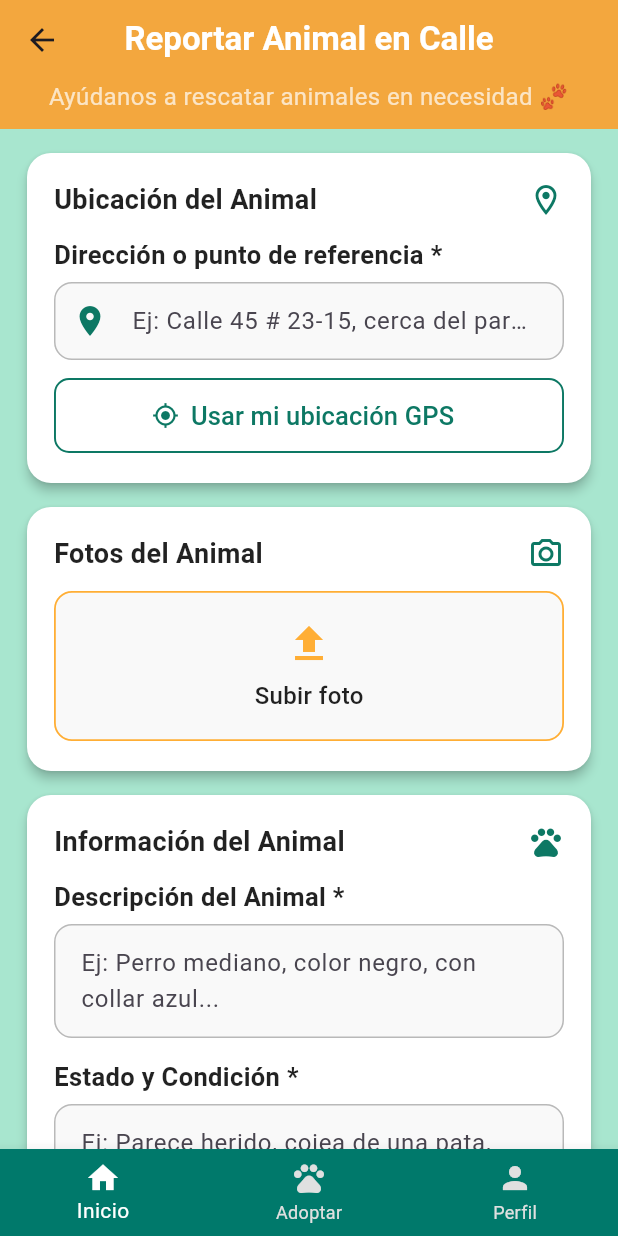
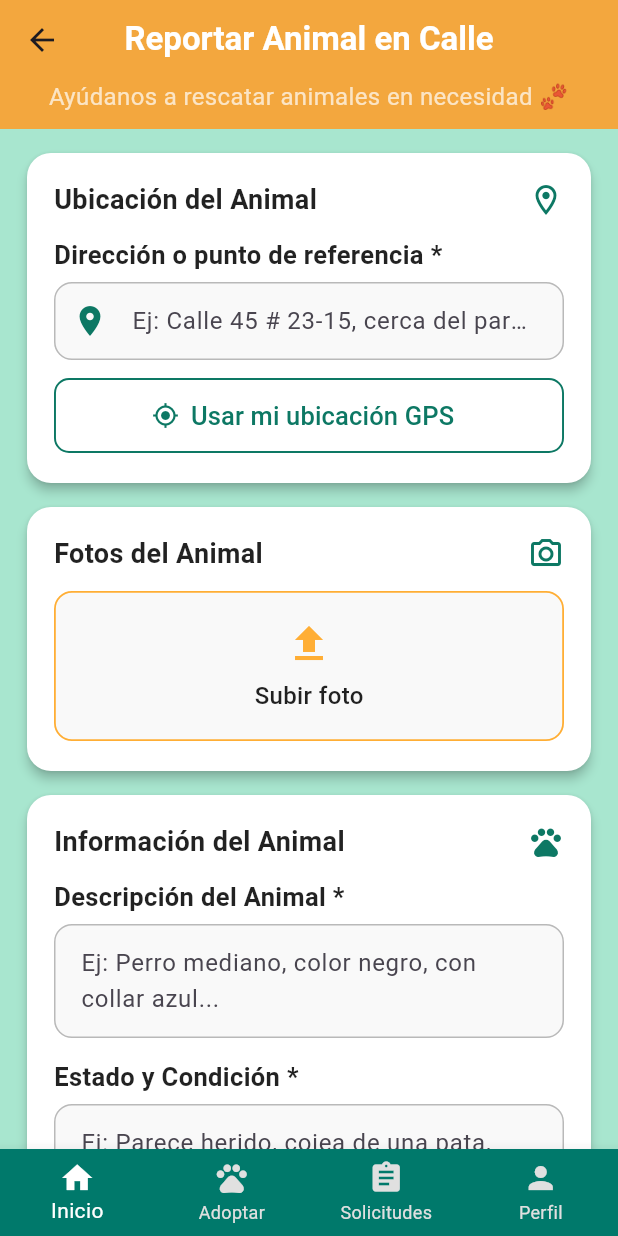
Before and after one commit to luaroca/HuellitAPPmovil, a Flutter app: the MainNavigationView screen opened directly with empty values, after a tap on "Reportar Animal", on a phone screen of 412 x 824 dp. Run offline on Flutter 3.47's test engine with Material 3 defaults, Android fonts, the phone set to English and light mode, and no system bars; our stand-ins replace cloud_firestore, firebase_auth, firebase_core, geocoding, geolocator, get; accounts and stored records are empty.

Commit message:
solicitar adopcion mascota

```diff
--- /dev/null
+++ b/lib/vistas/Solicitudes_UsuarioFM/solicitudes_usuario_View.dart
@@ -0,0 +1,57 @@
+import 'package:flutter/material.dart';
+import 'package:cloud_firestore/cloud_firestore.dart';
+import 'package:firebase_auth/firebase_auth.dart';
+import 'package:huellitas/modelos/mascota_model.dart';
+
+class SolicitudesUsuarioView extends StatelessWidget {
+  const SolicitudesUsuarioView({Key? key}) : super(key: key);
+
+  @override
+  Widget build(BuildContext context) {
+    final uid = FirebaseAuth.instance.currentUser?.uid;
+    final ref = FirebaseFirestore.instance
+        .collection('mascotas')
+        .where('adoptada', isEqualTo: true)
+        .where('solicitudUid', isEqualTo: uid);
+
+    return Scaffold(
+      appBar: AppBar(
+        title: const Text('Mis Solicitudes de Adopción'),
+        backgroundColor: const Color(0xFF4DB6AC),
+      ),
+      body: StreamBuilder<QuerySnapshot>(
+        stream: ref.snapshots(),
+        builder: (context, snapshot) {
+          if (!snapshot.hasData) {
+            return const Center(child: CircularProgressIndicator());
+          }
+          final docs = snapshot.data!.docs;
+          if (docs.isEmpty) {
+            return const Center(child: Text('No tienes solicitudes confirmadas.'));
+          }
+
+          return ListView.builder(
+            itemCount: docs.length,
+            itemBuilder: (context, index) {
+              final mascota = MascotaModel.fromMap({
+                ...docs[index].data() as Map<String, dynamic>,
+                'id': docs[index].id,
+              });
+              return Card(
+                margin: const EdgeInsets.all(12),
+                child: ListTile(
+                  leading: mascota.fotoUrl != null && mascota.fotoUrl!.isNotEmpty
+                      ? Image.network(mascota.fotoUrl!,
+                          width: 56, height: 56, fit: BoxFit.cover)
+                      : const Icon(Icons.pets, size: 56, color: Colors.grey),
+                  title: Text(mascota.nombre),
+                  subtitle: Text('${mascota.tipo} - ${mascota.genero}'),
+                ),
+              );
+            },
+          );
+        },
+      ),
+    );
+  }
+}
--- a/lib/vistas/navegacion/main_navigation_view.dart
+++ b/lib/vistas/navegacion/main_navigation_view.dart
@@ -1,9 +1,11 @@
 import 'package:flutter/material.dart';
 import 'package:firebase_auth/firebase_auth.dart';
 import 'package:cloud_firestore/cloud_firestore.dart';
+import 'package:huellitas/vistas/Solicitudes_UsuarioFM/solicitudes_usuario_View.dart';
 import 'package:huellitas/vistas/adopcion_mascotasfm/adopcion_mascotas_home_view.dart';
 import 'package:huellitas/vistas/home/home_view.dart';
 import 'package:huellitas/vistas/perfil_usuario_frm/perfilusuariovista.dart';
+
 
 class MainNavigationView extends StatefulWidget {
   final String userName;
@@ -17,6 +19,7 @@ class _MainNavigationViewState extends State<MainNavigationView> {
   int _selectedIndex = 0;
 
   final _navigatorKeys = [
+    GlobalKey<NavigatorState>(),
     GlobalKey<NavigatorState>(),
     GlobalKey<NavigatorState>(),
     GlobalKey<NavigatorState>(),
@@ -35,12 +38,20 @@ class _MainNavigationViewState extends State<MainNavigationView> {
           key: _navigatorKeys[1],
           onGenerateRoute: (settings) {
             return MaterialPageRoute(
-              builder: (_) => const MascotasAdopcionView(),  // Aquí carga la vista de adopción
+              builder: (_) => const MascotasAdopcionView(),
             );
           },
         ),
         Navigator(
           key: _navigatorKeys[2],
+          onGenerateRoute: (settings) {
+            return MaterialPageRoute(
+              builder: (_) => const SolicitudesUsuarioView(), // <-- Vista de solicitudes
+            );
+          },
+        ),
+        Navigator(
+          key: _navigatorKeys[3],
           onGenerateRoute: (settings) {
             return MaterialPageRoute(
               builder: (context) => FutureBuilder<DocumentSnapshot>(
@@ -111,6 +122,7 @@ class _MainNavigationViewState extends State<MainNavigationView> {
           items: const [
             BottomNavigationBarItem(icon: Icon(Icons.home), label: 'Inicio'),
             BottomNavigationBarItem(icon: Icon(Icons.pets), label: 'Adoptar'),
+            BottomNavigationBarItem(icon: Icon(Icons.assignment), label: 'Solicitudes'), // NUEVO
             BottomNavigationBarItem(icon: Icon(Icons.person), label: 'Perfil'),
           ],
         ),
```
Also changed, not shown: lib/modelos/mascota_model.dart (+27 -2 lines), lib/vistas/adminHome/admin_home_view.dart (+7 -1 lines), lib/vistas/adopcion_mascotasfm/adopcion_mascotas_home_view.dart (+50 -11 lines), lib/vistas/gestion_adopciones_admin/gestion_adopciones_admin_view.dart (added, +117 -0 lines), lib/vistas/gestion_mascotaform/mascota_form_view.dart (+10 -23 lines).
